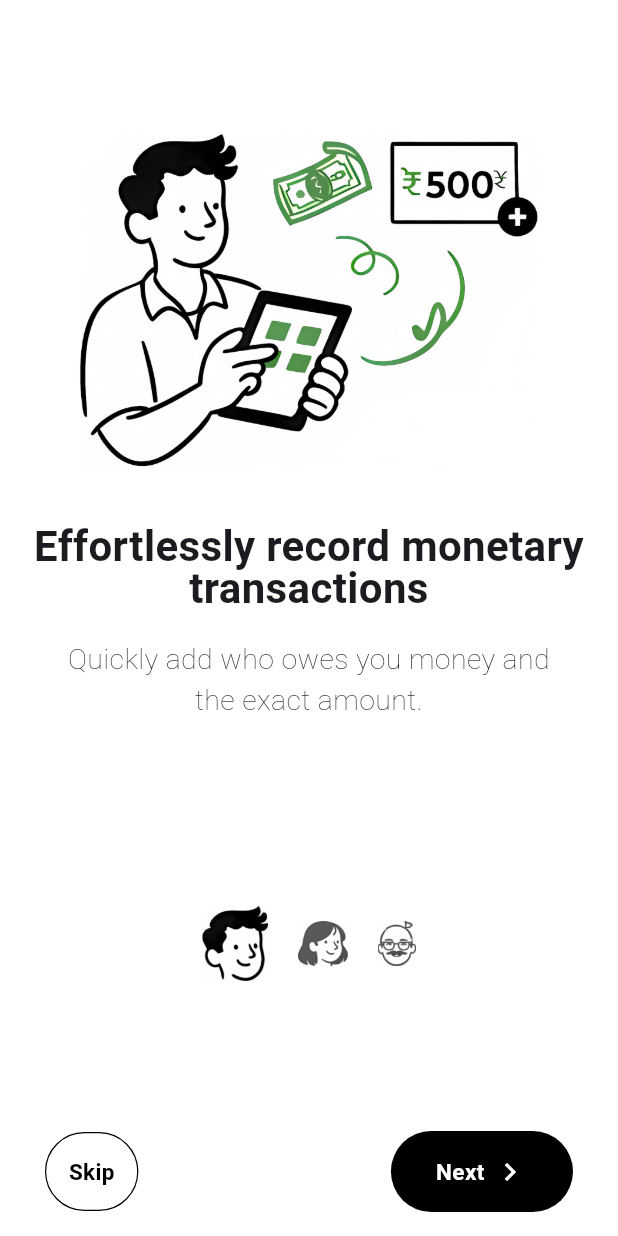
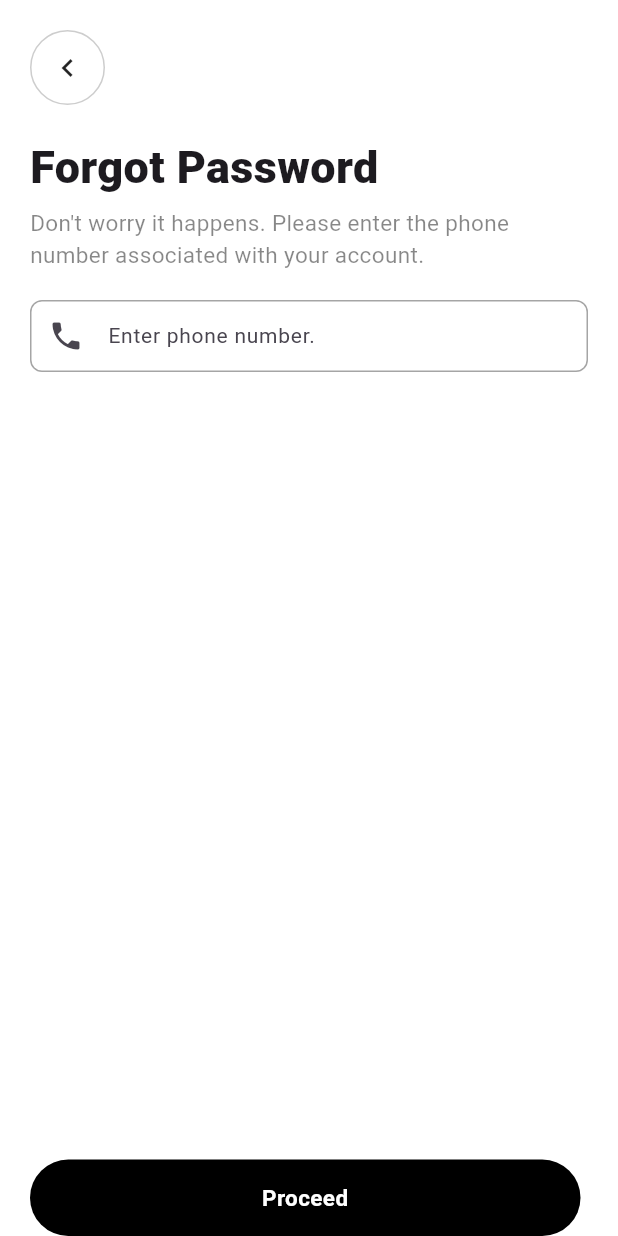
Before and after one commit to jettspanner123/VNote-Client, a Flutter app: the screen it shows after launch, on a phone screen of 412 x 824 dp. Run offline on Flutter 3.47's test engine with Material 3 defaults, Android fonts, the light colour scheme and no system bars; our stand-ins replace google_fonts.

Commit message:
Update: Forgot password page almost complete

```diff
--- a/lib/constants/component_constants.dart
+++ b/lib/constants/component_constants.dart
@@ -13,4 +13,9 @@ class ComponentConstants {
 
   // Screen
   static const EdgeInsetsGeometry screenHorizontalPadding = EdgeInsets.symmetric(horizontal: 20.0);
+  static const EdgeInsetsGeometry secondaryScreenAppBarTopPadding = EdgeInsetsGeometry.only(
+    top: ComponentConstants.secondaryScreenAppBarHeight + 25,
+    bottom: 25,
+  );
+  static const double secondaryScreenAppBarHeight = 95;
 }
--- a/lib/constants/navigation_factory.dart
+++ b/lib/constants/navigation_factory.dart
@@ -1,9 +1,22 @@
+import 'dart:io';
+
+import 'package:flutter/cupertino.dart';
+import 'package:flutter/material.dart';
+
 class NavigationFactory {
-  NavigationFactory._();
+  static final current = NavigationFactory();
 
   static const String splashScreen = '/splash';
   static const String landingScreen = '/landing';
   static const String onboardingScreen = '/onboarding';
   static const String questionareScreen = '/questionare';
   static const String registrationScreen = "/registration";
+  static const String forgotPasswordScreen = "/forogt-password";
+
+  Future pushPage(BuildContext context, Widget page) {
+    return Navigator.push(
+      context,
+      Platform.isIOS ? CupertinoPageRoute(builder: (_) => page) : MaterialPageRoute(builder: (_) => page),
+    );
+  }
 }
--- /dev/null
+++ b/lib/features/forgot_password_screen/forgot_password.controller.dart
@@ -0,0 +1,180 @@
+import 'package:flutter/material.dart';
+import 'package:vnote_client/constants/component_constants.dart';
+import 'package:vnote_client/features/forgot_password_screen/views/forgot_password_otp_input_view.dart';
+import 'package:vnote_client/features/forgot_password_screen/views/forgot_password_password_input_view.dart';
+import 'package:vnote_client/features/forgot_password_screen/views/forgot_password_reset_password_input_view.dart';
+import 'package:vnote_client/shared/components/buttons/button_text.dart';
+import 'package:vnote_client/shared/views/submit_button_with_dismiss_keyboard_button.dart';
+import 'package:vnote_client/utils/keyboard_helper.dart';
+
+final _forgotPasswordFormKey = GlobalKey<FormState>();
+final _forgotPasswordOtpFormKey = GlobalKey<FormState>();
+final _forogtPasswordResetPasswordFormKey = GlobalKey<FormState>();
+
+enum ForgotPasswordScreenOptions { phoneNumberInput, otpInput, resetPasswordInput }
+
+class ForgotPasswordControllerScreen extends StatefulWidget {
+  const ForgotPasswordControllerScreen({super.key});
+
+  @override
+  State<ForgotPasswordControllerScreen> createState() => _ForgotPasswordControllerScreenState();
+}
+
+class _ForgotPasswordControllerScreenState extends State<ForgotPasswordControllerScreen> {
+  ForgotPasswordScreenOptions _currentScreen = ForgotPasswordScreenOptions.phoneNumberInput;
+  bool _isNavigatingForward = true;
+
+  final _phoneNumberController = TextEditingController();
+  final _otpController = TextEditingController();
+  final _resetPasswordController = TextEditingController();
+  final _resetConfirmPasswordController = TextEditingController();
+
+  // MARK: Submit button action
+  void _handlePrimaryButtonAction() async {
+    if (_currentScreen == ForgotPasswordScreenOptions.phoneNumberInput) {
+      if (_forgotPasswordFormKey.currentState!.validate()) {
+        KeyboardHelper.current.dismissKeyboad(context);
+        await Future.delayed(const Duration(milliseconds: 500));
+
+        // TODO: Check if phone number exists in the database.
+
+        // TODO: Send otp to the phone number.
+
+        setState(() {
+          _isNavigatingForward = true;
+          _currentScreen = ForgotPasswordScreenOptions.otpInput;
+        });
+      }
+    } else if (_currentScreen == ForgotPasswordScreenOptions.otpInput) {
+      if (_forgotPasswordOtpFormKey.currentState!.validate()) {
+        KeyboardHelper.current.dismissKeyboad(context);
+        await Future.delayed(const Duration(milliseconds: 500));
+
+        // TODO: Check if the otp is correct
+
+        setState(() {
+          _isNavigatingForward = true;
+          _currentScreen = ForgotPasswordScreenOptions.resetPasswordInput;
+        });
+      }
+    } else {
+      if (_forogtPasswordResetPasswordFormKey.currentState!.validate()) {}
+    }
+  }
+
+  // MARK: Cancel Button Action
+  void _handleSecondaryButtonAction() async {
+    switch (_currentScreen) {
+      case ForgotPasswordScreenOptions.phoneNumberInput:
+        break;
+      case ForgotPasswordScreenOptions.otpInput:
+        _otpController.clear();
+        setState(() {
+          _isNavigatingForward = false;
+          _currentScreen = ForgotPasswordScreenOptions.phoneNumberInput;
+        });
+        break;
+      case ForgotPasswordScreenOptions.resetPasswordInput:
+        _resetPasswordController.clear();
+        _resetConfirmPasswordController.clear();
+        _otpController.clear();
+        setState(() {
+          _isNavigatingForward = false;
+          _currentScreen = ForgotPasswordScreenOptions.phoneNumberInput;
+        });
+        break;
+    }
+  }
+
+  @override
+  Widget build(BuildContext context) {
+    return Scaffold(
+      backgroundColor: Colors.white,
+      body: SafeArea(
+        child: SingleChildScrollView(
+          padding: const EdgeInsets.symmetric(horizontal: 20, vertical: 20),
+          child: AnimatedSwitcher(
+            duration: const Duration(milliseconds: 500),
+            layoutBuilder: (currentChild, previousChildren) {
+              return Stack(children: [...previousChildren, if (currentChild != null) currentChild]);
+            },
+            transitionBuilder: (child, animation) {
+              final isIncoming = animation.status != AnimationStatus.reverse;
+
+              Offset beginOffset;
+              Offset endOffset;
+
+              if (_isNavigatingForward) {
+                // Forward navigation: previous exits left, new enters from right
+                if (isIncoming) {
+                  // New view entering from right
+                  beginOffset = const Offset(1, 0);
+                  endOffset = Offset.zero;
+                } else {
+                  // Previous view exiting to left
+                  beginOffset = Offset.zero;
+                  endOffset = const Offset(-1, 0);
+                }
+              } else {
+                // Backward navigation: current exits right, previous enters from left
+                if (isIncoming) {
+                  // Previous view entering from left
+                  beginOffset = const Offset(-1, 0);
+                  endOffset = Offset.zero;
+                } else {
+                  // Current view exiting to right
+                  beginOffset = Offset.zero;
+                  endOffset = const Offset(1, 0);
+                }
+              }
+
+              final offsetAnimation = Tween<Offset>(
+                begin: beginOffset,
+                end: endOffset,
+              ).animate(CurvedAnimation(parent: animation, curve: Curves.fastEaseInToSlowEaseOut));
+
+              return SlideTransition(position: offsetAnimation, child: child);
+            },
+            child: _currentScreen == ForgotPasswordScreenOptions.phoneNumberInput
+                ? Form(
+                    key: _forgotPasswordFormKey,
+                    child: ForgotPasswordPhoneNumberInputView(
+                      key: ValueKey(ForgotPasswordScreenOptions.phoneNumberInput.toString()),
+                      phoneNumberController: _phoneNumberController,
+                    ),
+                  )
+                : _currentScreen == ForgotPasswordScreenOptions.otpInput
+                ? Form(
+                    key: _forgotPasswordOtpFormKey,
+                    child: ForgotPasswordOtpInputView(
+                      key: ValueKey(ForgotPasswordScreenOptions.otpInput.toString()),
+                      otpController: _otpController,
+                    ),
+                  )
+                : Form(
+                    key: _forogtPasswordResetPasswordFormKey,
+                    child: ForgotPasswordResetPasswordInputView(
+                      key: ValueKey(ForgotPasswordScreenOptions.resetPasswordInput.toString()),
+                      resetConfirmPasswordController: _resetConfirmPasswordController,
+                      resetPasswordController: _resetPasswordController,
+                    ),
+                  ),
+          ),
+        ),
+      ),
+
+      floatingActionButtonLocation: FloatingActionButtonLocation.centerDocked,
+      floatingActionButton: Padding(
+        padding: ComponentConstants.screenHorizontalPadding,
+        child: StandardButtonWithDismissKeyboardComponent(
+          onTap: _handlePrimaryButtonAction,
+          secondaryButtonChild: _currentScreen != ForgotPasswordScreenOptions.phoneNumberInput
+              ? StandardButtonText(text: "Cancel", foregroundColor: Colors.black)
+              : null,
+          secondaryOnTap: _handleSecondaryButtonAction,
+          child: StandardButtonText(text: "Proceed"),
+        ),
+      ),
+    );
+  }
+}
--- /dev/null
+++ b/lib/features/forgot_password_screen/views/forgot_password_password_input_view.dart
@@ -0,0 +1,48 @@
+import 'package:flutter/material.dart';
+import 'package:vnote_client/models/validators/input_validators.dart';
+import 'package:vnote_client/shared/components/inputs/standard_input_field.dart';
+import 'package:vnote_client/shared/components/page/application_bar_back_button.dart';
+import 'package:vnote_client/shared/components/page/secondary_screen_description.dart';
+import 'package:vnote_client/shared/components/page/secondary_screen_heading.dart';
+
+class ForgotPasswordPhoneNumberInputView extends StatefulWidget {
+  final TextEditingController phoneNumberController;
+  const ForgotPasswordPhoneNumberInputView({super.key, required this.phoneNumberController});
+
+  @override
+  State<ForgotPasswordPhoneNumberInputView> createState() => _ForgotPasswordPhoneNumberInputViewState();
+}
+
+class _ForgotPasswordPhoneNumberInputViewState extends State<ForgotPasswordPhoneNumberInputView> {
+  @override
+  Widget build(BuildContext context) {
+    return Container(
+      color: Colors.white,
+      child: Column(
+        children: [
+          SizedBox(
+            width: double.infinity,
+            child: Row(
+              mainAxisAlignment: MainAxisAlignment.spaceBetween,
+              children: [ApplicationBarBackButtonComponent()],
+            ),
+          ),
+
+          SecondaryScreenHeadingComponent(text: "Forgot Password"),
+          SecondaryScreenDescriptionComponent(
+            text: "Don't worry it happens. Please enter the phone number associated with your account.",
+          ),
+
+          SizedBox(height: 20),
+          StandardInputField(
+            icon: Icon(Icons.phone),
+            placeholder: "Enter phone number.",
+            textController: widget.phoneNumberController,
+            validator: InputValidators.current.phoneNumberValidator,
+            keyboardType: TextInputType.number,
+          ),
+        ],
+      ),
+    );
+  }
+}
--- a/lib/features/onboarding_screen/onboarding.controller.dart
+++ b/lib/features/onboarding_screen/onboarding.controller.dart
@@ -1,6 +1,3 @@
-import 'dart:ffi';
-
-import 'package:flutter/foundation.dart';
 import 'package:flutter/material.dart';
 import 'package:flutter/services.dart';
 import 'package:google_fonts/google_fonts.dart';
--- a/lib/main.dart
+++ b/lib/main.dart
@@ -1,5 +1,6 @@
 import 'package:flutter/material.dart';
 import 'package:vnote_client/constants/navigation_factory.dart';
+import 'package:vnote_client/features/forgot_password_screen/forgot_password.controller.dart';
 import 'package:vnote_client/features/landing_screen/landing.controller.dart';
 import 'package:vnote_client/features/onboarding_screen/onboarding.controller.dart';
 import 'package:vnote_client/features/questionare_screen/questionare.controller.dart';
@@ -18,13 +19,14 @@ class MyApp extends StatelessWidget {
     return MaterialApp(
       title: 'VNote',
       debugShowCheckedModeBanner: false,
-      initialRoute: NavigationFactory.onboardingScreen,
+      initialRoute: NavigationFactory.forgotPasswordScreen,
       routes: {
         NavigationFactory.splashScreen: (context) => const SplashScreenController(),
         NavigationFactory.landingScreen: (context) => const LandingControllerScreen(),
         NavigationFactory.onboardingScreen: (context) => const OnboardingControllerScreen(),
         NavigationFactory.questionareScreen: (context) => const QuestionareControllerScreen(),
         NavigationFactory.registrationScreen: (context) => const RegistrationControllerScreen(),
+        NavigationFactory.forgotPasswordScreen: (context) => const ForgotPasswordControllerScreen(),
       },
     );
   }
--- a/lib/shared/components/buttons/outline_button.dart
+++ b/lib/shared/components/buttons/ghost_button.dart
@@ -1,29 +1,29 @@
 import 'package:flutter/material.dart';
 import 'package:flutter/services.dart';
 
-class OutlineButtonComponent extends StatefulWidget {
+class GhostButtonComponent extends StatefulWidget {
   final Widget child;
   final VoidCallback? onTap;
   final bool? isLoading;
   final double borderRadius;
   final int animationDuration;
-  final BoxBorder? border;
+  final Color? backgroundColor;
 
-  const OutlineButtonComponent({
+  const GhostButtonComponent({
     super.key,
     required this.child,
     this.onTap,
     this.isLoading,
     this.borderRadius = 100,
     this.animationDuration = 25,
-    this.border,
+    this.backgroundColor,
   });
 
   @override
-  State<OutlineButtonComponent> createState() => _OutlineButtonComponentState();
+  State<GhostButtonComponent> createState() => _GhostButtonComponentState();
 }
 
-class _OutlineButtonComponentState extends State<OutlineButtonComponent> {
+class _GhostButtonComponentState extends State<GhostButtonComponent> {
   bool _isClicked = false;
   void _tapDownAction(TapDownDetails _) {
     if (_isClicked) return;
@@ -62,8 +62,9 @@ class _OutlineButtonComponentState extends State<OutlineButtonComponent> {
         child: AnimatedContainer(
           duration: Duration(milliseconds: widget.animationDuration),
           decoration: BoxDecoration(
-            border: widget.border ?? BoxBorder.all(color: Colors.black, width: 0.8),
+            border: BoxBorder.all(color: Colors.white),
             borderRadius: BorderRadius.circular(widget.borderRadius),
+            color: widget.backgroundColor ?? Colors.black.withAlpha(15),
           ),
           child: widget.child,
         ),
--- a/lib/shared/components/inputs/standard_input_field.dart
+++ b/lib/shared/components/inputs/standard_input_field.dart
@@ -11,6 +11,7 @@ class StandardInputField extends StatefulWidget {
   final VoidCallback? onFocus;
   final VoidCallback? onFocusOut;
   final Widget? prefixWidget;
+  final bool isDisabled;
   const StandardInputField({
     super.key,
     required this.textController,
@@ -21,6 +22,7 @@ class StandardInputField extends StatefulWidget {
     this.onFocus,
     this.onFocusOut,
     this.prefixWidget,
+    this.isDisabled = false,
   });
 
   @override
@@ -50,6 +52,7 @@ class _StandardInputFieldState extends State<StandardInputField> with SingleTick
   Widget build(BuildContext context) {
     return TextFormField(
       focusNode: _focusNode,
+      enabled: !widget.isDisabled,
       keyboardType: widget.keyboardType,
       validator: widget.validator,
       controller: widget.textController,
@@ -61,7 +64,19 @@ class _StandardInputFieldState extends State<StandardInputField> with SingleTick
         prefixIcon: widget.icon,
         enabledBorder: OutlineInputBorder(
           borderRadius: BorderRadius.circular(8),
+          borderSide: BorderSide(color: Colors.black.withAlpha(90), width: 1),
+        ),
+        disabledBorder: OutlineInputBorder(
+          borderRadius: BorderRadius.circular(8),
           borderSide: BorderSide(color: Colors.black.withAlpha(50), width: 0.5),
+        ),
+        focusedErrorBorder: OutlineInputBorder(
+          borderRadius: BorderRadius.circular(8),
+          borderSide: BorderSide(color: Colors.red),
+        ),
+        errorBorder: OutlineInputBorder(
+          borderRadius: BorderRadius.circular(8),
+          borderSide: BorderSide(color: Colors.red),
         ),
         contentPadding: const EdgeInsets.symmetric(horizontal: 20, vertical: 10),
         focusedBorder: OutlineInputBorder(
--- /dev/null
+++ b/lib/shared/components/page/application_bar_back_button.dart
@@ -0,0 +1,69 @@
+import 'dart:ui';
+
+import 'package:flutter/material.dart';
+import 'package:flutter/services.dart';
+
+class ApplicationBarBackButtonComponent extends StatefulWidget {
+  final VoidCallback? onTap;
+  const ApplicationBarBackButtonComponent({super.key, this.onTap});
+
+  @override
+  State<ApplicationBarBackButtonComponent> createState() => ApplicationBarBackButtonComponentState();
+}
+
+class ApplicationBarBackButtonComponentState extends State<ApplicationBarBackButtonComponent> {
+  bool isTapped = false;
+
+  void _handleTapDown(_) {
+    if (!isTapped) {
+      setState(() {
+        isTapped = true;
+      });
+    }
+    HapticFeedback.lightImpact();
+  }
+
+  void _handleTapUp(_) {
+    if (isTapped) {
+      setState(() {
+        isTapped = false;
+      });
+    }
+  }
+
+  void _handleTapCancel() {
+    if (isTapped) {
+      setState(() {
+        isTapped = false;
+      });
+    }
+  }
+
+  @override
+  Widget build(BuildContext context) {
+    return GestureDetector(
+      onTap:
+          widget.onTap ??
+          () {
+            Navigator.of(context).pop();
+          },
+      onTapDown: _handleTapDown,
+      onTapUp: _handleTapUp,
+      onTapCancel: _handleTapCancel,
+      child: AnimatedScale(
+        scale: isTapped ? 1.15 : 1,
+        duration: const Duration(milliseconds: 100),
+        child: Container(
+          height: 50,
+          width: 50,
+          decoration: BoxDecoration(
+            color: Colors.white,
+            border: BoxBorder.all(color: Colors.black.withAlpha(50)),
+            borderRadius: BorderRadiusDirectional.circular(100),
+          ),
+          child: Icon(Icons.chevron_left),
+        ),
+      ),
+    );
+  }
+}
--- /dev/null
+++ b/lib/shared/components/page/secondary_screen_description.dart
@@ -0,0 +1,20 @@
+import 'package:flutter/material.dart';
+import 'package:google_fonts/google_fonts.dart';
+
+class SecondaryScreenDescriptionComponent extends StatelessWidget {
+  final String text;
+  const SecondaryScreenDescriptionComponent({super.key, required this.text});
+
+  @override
+  Widget build(BuildContext context) {
+    return Column(
+      children: [
+        SizedBox(height: 5),
+        Align(
+          alignment: Alignment.centerLeft,
+          child: Text(text, style: GoogleFonts.funnelSans(fontSize: 15, color: Colors.black.withAlpha(120))),
+        ),
+      ],
+    );
+  }
+}
--- /dev/null
+++ b/lib/shared/components/page/secondary_screen_heading.dart
@@ -0,0 +1,20 @@
+import 'package:flutter/material.dart';
+import 'package:google_fonts/google_fonts.dart';
+
+class SecondaryScreenHeadingComponent extends StatelessWidget {
+  final String text;
+  const SecondaryScreenHeadingComponent({super.key, required this.text});
+
+  @override
+  Widget build(BuildContext context) {
+    return Column(
+      children: [
+        SizedBox(height: 20),
+        Align(
+          alignment: Alignment.centerLeft,
+          child: Text(text, style: GoogleFonts.funnelSans(fontSize: 30, fontWeight: FontWeight.w900)),
+        ),
+      ],
+    );
+  }
+}
--- /dev/null
+++ b/lib/shared/views/submit_button_with_dismiss_keyboard_button.dart
@@ -0,0 +1,127 @@
+import 'package:flutter/material.dart';
+import 'package:vnote_client/shared/components/buttons/button_padding.dart';
+import 'package:vnote_client/shared/components/buttons/ghost_button.dart';
+import 'package:vnote_client/shared/components/buttons/outline_button.dart';
+import 'package:vnote_client/shared/components/buttons/regular_button.dart';
+import 'package:vnote_client/utils/keyboard_helper.dart';
+
+class StandardButtonWithDismissKeyboardComponent extends StatefulWidget {
+  final GlobalKey? globalKey;
+  final VoidCallback? onTap;
+  final VoidCallback? secondaryOnTap;
+  final Widget child;
+  final Widget? secondaryButtonChild;
+  const StandardButtonWithDismissKeyboardComponent({
+    super.key,
+    this.globalKey,
+    this.onTap,
+    required this.child,
+    this.secondaryButtonChild,
+    this.secondaryOnTap,
+  });
+
+  @override
+  State<StandardButtonWithDismissKeyboardComponent> createState() => _StandardButtonWithDismissKeyboardComponentState();
+}
+
+class _StandardButtonWithDismissKeyboardComponentState extends State<StandardButtonWithDismissKeyboardComponent>
+    with WidgetsBindingObserver {
+  bool isKeyboardUp = false;
+
+  @override
+  void initState() {
+    super.initState();
+    WidgetsBinding.instance.addObserver(this);
+  }
+
+  @override
+  void dispose() {
+    WidgetsBinding.instance.removeObserver(this);
+    super.dispose();
+  }
+
+  @override
+  void didChangeMetrics() {
+    final bottomInset = WidgetsBinding.instance.platformDispatcher.views.first.viewInsets.bottom;
+    final newValue = bottomInset > 0;
+
+    if (newValue != isKeyboardUp) {
+      setState(() {
+        isKeyboardUp = newValue;
+      });
+    }
+  }
+
+  @override
+  Widget build(BuildContext context) {
+    return SizedBox(
+      width: double.infinity,
+      child: Container(
+        child: Column(
+          mainAxisSize: MainAxisSize.min,
+          children: [
+            Row(
+              spacing: 5,
+              children: [
+                Expanded(
+                  flex: 1,
+                  child: StandardButtonComponent(onTap: widget.onTap, key: widget.globalKey, child: widget.child),
+                ),
+
+                AnimatedSize(
+                  duration: const Duration(milliseconds: 150),
+                  curve: Curves.fastEaseInToSlowEaseOut,
+                  child: AnimatedSwitcher(
+                    duration: const Duration(milliseconds: 150),
+                    transitionBuilder: (child, animation) {
+                      return ScaleTransition(scale: animation, child: child);
+                    },
+                    child: isKeyboardUp
+                        ? OutlineButtonComponent(
+                            child: StandardButtonPadding(
+                              padding: const EdgeInsets.all(13),
+                              child: Icon(Icons.keyboard_arrow_down),
+                            ),
+                            onTap: () {
+                              KeyboardHelper.current.dismissKeyboad(context);
+                            },
+                          )
+                        : SizedBox.shrink(),
+                  ),
+                ),
+              ],
+            ),
+
+            AnimatedSwitcher(
+              duration: const Duration(milliseconds: 200),
+              switchInCurve: Curves.easeOut,
+              switchOutCurve: Curves.easeIn,
+              transitionBuilder: (child, animation) {
+                return SizeTransition(
+                  sizeFactor: animation,
+                  axisAlignment: -1, // expands from top
+                  child: FadeTransition(opacity: animation, child: child),
+                );
+              },
+              child: widget.secondaryButtonChild == null
+                  ? const SizedBox.shrink(key: ValueKey("empty"))
+                  : Column(
+                      key: const ValueKey("secondary"),
+                      children: [
+                        const SizedBox(height: 10),
+                        SizedBox(
+                          width: double.infinity,
+                          child: GhostButtonComponent(
+                            onTap: widget.secondaryOnTap,
+                            child: widget.secondaryButtonChild!,
+                          ),
+                        ),
+                      ],
+                    ),
+            ),
+          ],
+        ),
+      ),
+    );
+  }
+}
```
Also changed, not shown: lib/features/forgot_password_screen/forgot_password.components.dart (added, +11 -0 lines), lib/features/forgot_password_screen/views/forgot_password_otp_input_view.dart (added, +49 -0 lines), lib/features/forgot_password_screen/views/forgot_password_reset_password_input_view.dart (added, +21 -0 lines), lib/features/registration_screen/views/registration_login_view.dart (+14 -37 lines), lib/shared/components/page/page_button_holder.dart (added, +15 -0 lines).
